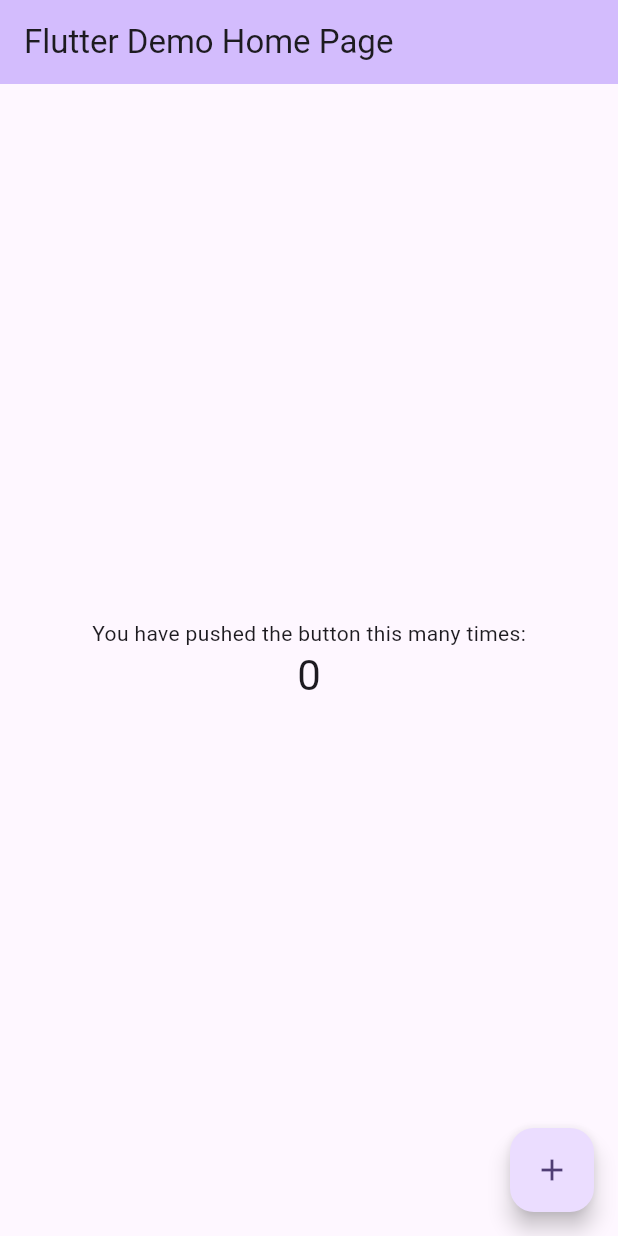
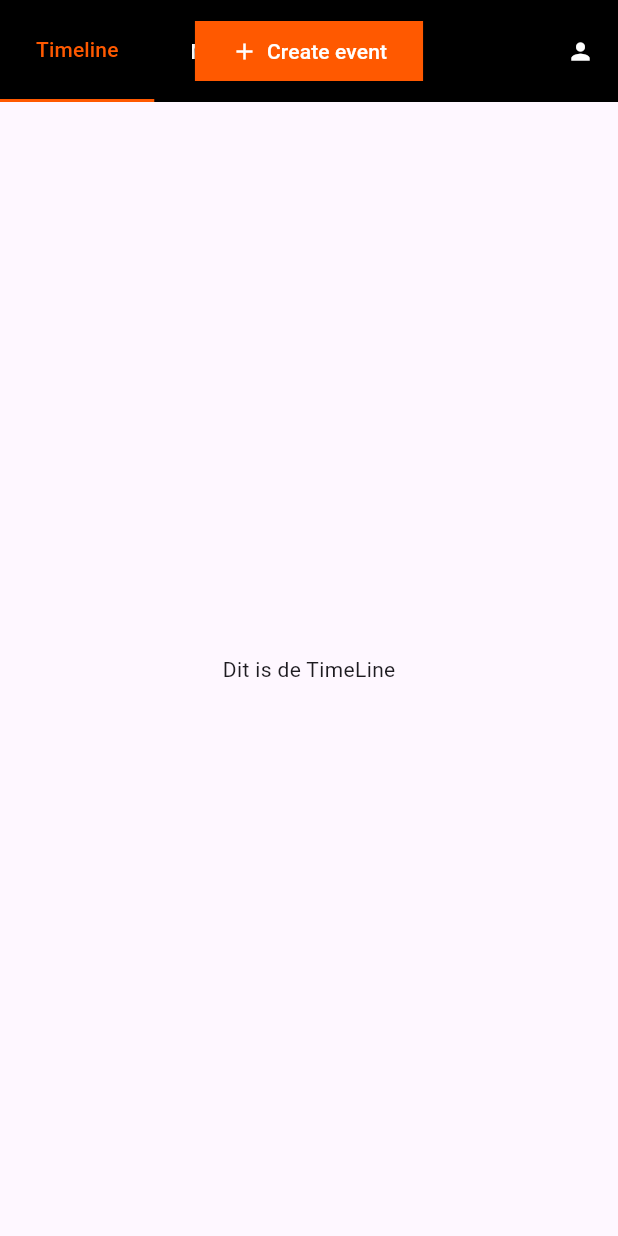
Before and after one commit to Kroonszq/software_for_nature, a Flutter app: the screen it shows after launch, on a phone screen of 412 x 824 dp. Run offline on Flutter 3.47's test engine with Material 3 defaults, Android fonts, the phone set to English and light mode, and no system bars; our stand-ins replace bloc, flutter_bloc.

Commit message:
Create navigation menu

```diff
--- /dev/null
+++ b/lib/app_routes.dart
@@ -0,0 +1,35 @@
+import 'package:flutter/material.dart';
+import 'package:software_for_nature/presentation/pages/map_page.dart';
+import 'package:software_for_nature/presentation/pages/timeline_page.dart';
+
+class AppRoutes {
+
+  static const String timeline = '/timeline';
+  static const String map = '/map';
+
+  static const Map<String, String> navRoutes = {
+    'Timeline': timeline,
+    'Map': map
+  };
+
+  static Route buildRoute(Widget page) {
+    return PageRouteBuilder(
+      pageBuilder: (_, __, ___) => page,
+      transitionDuration: Duration.zero,
+      reverseTransitionDuration: Duration.zero
+    );
+  }
+
+  static Route onGeneratedRoute(RouteSettings settings)
+  {
+    switch(settings.name) {
+      case timeline:
+        return buildRoute(const TimeLinePage());
+      case map:
+        return buildRoute(const MapPage());
+      default:
+        return buildRoute(const TimeLinePage());
+    }
+  }
+
+}
--- /dev/null
+++ b/lib/logic/bloc/navigation/bloc/navigation_bloc.dart
@@ -0,0 +1,13 @@
+import 'package:bloc/bloc.dart';
+import 'package:meta/meta.dart';
+
+part 'navigation_event.dart';
+part 'navigation_state.dart';
+
+class NavigationBloc extends Bloc<NavigationEvent, NavigationState> {
+  NavigationBloc() : super(NavigationInitial()) {
+    on<NavigateToRoute>((event, emit) {
+      emit(NavigationRouteChanged(event.route));
+    });
+  }
+}
--- /dev/null
+++ b/lib/logic/bloc/navigation/bloc/navigation_event.dart
@@ -0,0 +1,11 @@
+part of 'navigation_bloc.dart';
+
+@immutable
+sealed class NavigationEvent {}
+
+final class NavigateToRoute extends NavigationEvent {
+  final String route;
+
+  NavigateToRoute(this.route);
+
+}
--- /dev/null
+++ b/lib/logic/bloc/navigation/bloc/navigation_state.dart
@@ -0,0 +1,11 @@
+part of 'navigation_bloc.dart';
+
+@immutable
+sealed class NavigationState {}
+
+final class NavigationInitial extends NavigationState {}
+
+class NavigationRouteChanged extends NavigationState {
+  final String route;
+  NavigationRouteChanged(this.route);
+}
--- a/lib/main.dart
+++ b/lib/main.dart
@@ -1,121 +1,31 @@
+import 'package:bloc/bloc.dart';
 import 'package:flutter/material.dart';
+import 'package:flutter_bloc/flutter_bloc.dart';
+import 'package:software_for_nature/app_routes.dart';
+import 'package:software_for_nature/logic/bloc/navigation/bloc/navigation_bloc.dart';
+import 'package:software_for_nature/observer.dart';
+
 
 void main() {
+  Bloc.observer = const Observer();
+
   runApp(const MyApp());
 }
 
 class MyApp extends StatelessWidget {
   const MyApp({super.key});
 
-  // This widget is the root of your application.
   @override
   Widget build(BuildContext context) {
-    return MaterialApp(
-      title: 'Flutter Demo',
-      theme: ThemeData(
-        // This is the theme of your application.
-        //
-        // TRY THIS: Try running your application with "flutter run". You'll see
-        // the application has a purple toolbar. Then, without quitting the app,
-        // try changing the seedColor in the colorScheme below to Colors.green
-        // and then invoke "hot reload" (save your changes or press the "hot
-        // reload" button in a Flutter-supported IDE, or press "r" if you used
-        // the command line to start the app).
-        //
-        // Notice that the counter didn't reset back to zero; the application
-        // state is not lost during the reload. To reset the state, use hot
-        // restart instead.
-        //
-        // This works for code too, not just values: Most code changes can be
-        // tested with just a hot reload.
-        colorScheme: .fromSeed(seedColor: Colors.deepPurple),
-      ),
-      home: const MyHomePage(title: 'Flutter Demo Home Page'),
-    );
-  }
-}
-
-class MyHomePage extends StatefulWidget {
-  const MyHomePage({super.key, required this.title});
-
-  // This widget is the home page of your application. It is stateful, meaning
-  // that it has a State object (defined below) that contains fields that affect
-  // how it looks.
-
-  // This class is the configuration for the state. It holds the values (in this
-  // case the title) provided by the parent (in this case the App widget) and
-  // used by the build method of the State. Fields in a Widget subclass are
-  // always marked "final".
-
-  final String title;
-
-  @override
-  State<MyHomePage> createState() => _MyHomePageState();
-}
-
-class _MyHomePageState extends State<MyHomePage> {
-  int _counter = 0;
-
-  void _incrementCounter() {
-    setState(() {
-      // This call to setState tells the Flutter framework that something has
-      // changed in this State, which causes it to rerun the build method below
-      // so that the display can reflect the updated values. If we changed
-      // _counter without calling setState(), then the build method would not be
-      // called again, and so nothing would appear to happen.
-      _counter++;
-    });
-  }
-
-  @override
-  Widget build(BuildContext context) {
-    // This method is rerun every time setState is called, for instance as done
-    // by the _incrementCounter method above.
-    //
-    // The Flutter framework has been optimized to make rerunning build methods
-    // fast, so that you can just rebuild anything that needs updating rather
-    // than having to individually change instances of widgets.
-    return Scaffold(
-      appBar: AppBar(
-        // TRY THIS: Try changing the color here to a specific color (to
-        // Colors.amber, perhaps?) and trigger a hot reload to see the AppBar
-        // change color while the other colors stay the same.
-        backgroundColor: Theme.of(context).colorScheme.inversePrimary,
-        // Here we take the value from the MyHomePage object that was created by
-        // the App.build method, and use it to set our appbar title.
-        title: Text(widget.title),
-      ),
-      body: Center(
-        // Center is a layout widget. It takes a single child and positions it
-        // in the middle of the parent.
-        child: Column(
-          // Column is also a layout widget. It takes a list of children and
-          // arranges them vertically. By default, it sizes itself to fit its
-          // children horizontally, and tries to be as tall as its parent.
-          //
-          // Column has various properties to control how it sizes itself and
-          // how it positions its children. Here we use mainAxisAlignment to
-          // center the children vertically; the main axis here is the vertical
-          // axis because Columns are vertical (the cross axis would be
-          // horizontal).
-          //
-          // TRY THIS: Invoke "debug painting" (choose the "Toggle Debug Paint"
-          // action in the IDE, or press "p" in the console), to see the
-          // wireframe for each widget.
-          mainAxisAlignment: .center,
-          children: [
-            const Text('You have pushed the button this many times:'),
-            Text(
-              '$_counter',
-              style: Theme.of(context).textTheme.headlineMedium,
-            ),
-          ],
-        ),
-      ),
-      floatingActionButton: FloatingActionButton(
-        onPressed: _incrementCounter,
-        tooltip: 'Increment',
-        child: const Icon(Icons.add),
+    return MultiBlocProvider(
+      providers: [
+        BlocProvider(create: (_) => NavigationBloc())
+      ],
+      child: MaterialApp(
+        debugShowCheckedModeBanner: false,
+        title: 'Software for nature',
+        initialRoute: AppRoutes.timeline,
+        onGenerateRoute: AppRoutes.onGeneratedRoute
       ),
     );
   }
--- /dev/null
+++ b/lib/observer.dart
@@ -0,0 +1,13 @@
+
+import 'package:bloc/bloc.dart';
+
+class Observer extends BlocObserver{
+
+  const Observer();
+
+  @override
+  void onChange(BlocBase<dynamic> bloc, Change<dynamic> change) {
+    super.onChange(bloc, change);
+    print('${change.runtimeType} changed');
+  }
+}
--- /dev/null
+++ b/lib/presentation/pages/home_page.dart
@@ -0,0 +1,22 @@
+
+import 'package:flutter/material.dart';
+
+class HomePage extends StatefulWidget{
+
+  const HomePage({super.key});
+
+  State<HomePage> createState() => _HomePageState();
+
+}
+
+class _HomePageState extends State<HomePage>{
+
+  @override
+  Widget build(BuildContext context) {
+    return Scaffold(
+      body: Center(
+        child: Text('Dit is de homepage')
+      )
+    );
+  }
+}
--- /dev/null
+++ b/lib/presentation/pages/map_page.dart
@@ -0,0 +1,23 @@
+
+import 'package:flutter/material.dart';
+import 'package:software_for_nature/presentation/widgets/layout.dart';
+
+class MapPage extends StatefulWidget{
+
+  const MapPage({super.key});
+
+  State<MapPage> createState() => _MapPageState();
+
+}
+
+class _MapPageState extends State<MapPage>{
+
+  @override
+  Widget build(BuildContext context) {
+    return Layout(
+      child: Center(
+        child: Text('Dit is de MapPage')
+      )
+    );
+  }
+}
--- /dev/null
+++ b/lib/presentation/pages/timeline_page.dart
@@ -0,0 +1,23 @@
+
+import 'package:flutter/material.dart';
+import 'package:software_for_nature/presentation/widgets/layout.dart';
+
+class TimeLinePage extends StatefulWidget{
+
+  const TimeLinePage({super.key});
+
+  State<TimeLinePage> createState() => _TimeLineState();
+
+}
+
+class _TimeLineState extends State<TimeLinePage>{
+
+  @override
+  Widget build(BuildContext context) {
+    return Layout(
+      child: Center(
+        child: Text('Dit is de TimeLine')
+      )
+    );
+  }
+}
--- /dev/null
+++ b/lib/presentation/widgets/layout.dart
@@ -0,0 +1,19 @@
+import 'package:flutter/material.dart';
+import 'package:software_for_nature/presentation/widgets/navigation.dart';
+
+@immutable
+class Layout extends StatelessWidget {
+
+  final Widget child;
+  final String? title;
+
+  const Layout({super.key, required this.child, this.title});
+
+  @override
+  Widget build(BuildContext context) {
+    return Scaffold(
+      appBar: Navigation(),
+      body: child,
+    );
+  }
+}
--- /dev/null
+++ b/lib/presentation/widgets/navigation.dart
@@ -0,0 +1,62 @@
+import 'package:flutter/material.dart';
+import 'package:flutter_bloc/flutter_bloc.dart';
+import 'package:software_for_nature/app_routes.dart';
+import 'package:software_for_nature/logic/bloc/navigation/bloc/navigation_bloc.dart';
+import 'package:software_for_nature/presentation/widgets/navigation/create_event_button.dart';
+import 'package:software_for_nature/presentation/widgets/navigation/nav_button.dart';
+
+@immutable
+class Navigation extends StatelessWidget implements PreferredSizeWidget {
+  const Navigation({super.key});
+
+  final double _height = 68;
+
+  @override
+  Size get preferredSize => Size.fromHeight(_height);
+
+  @override
+  Widget build(BuildContext context) {
+    return BlocListener<NavigationBloc, NavigationState>(
+      listener: (context, state) {
+        if (state is NavigationRouteChanged) {
+          Navigator.pushReplacementNamed(context, state.route);
+        }
+      },
+      child: Container(
+        decoration: BoxDecoration(color: Colors.black),
+        child:
+          Stack(alignment: Alignment.center,
+            children: [
+              Row(
+                children: [
+                  Expanded(
+                    child: ListView(
+                      scrollDirection: Axis.horizontal,
+                      children: [
+                        for (final entry in AppRoutes.navRoutes.entries)
+                          BlocBuilder<NavigationBloc, NavigationState>(
+                            builder: (context, state) {
+                              final currentRoute = state is NavigationRouteChanged ? state.route : AppRoutes.timeline;
+                              final isActive = currentRoute == entry.value;
+                              return NavButton(label: entry.key, route: entry.value, isActive: isActive);
+                            },
+                          ),
+                      ],
+                    ),
+                  ),
+                  Container(
+                    padding: EdgeInsets.all(16),
+                    child: Icon(Icons.person, color: Colors.white, size: 18),
+
+                  )
+                ],
+              ),
+              CreateEventButton()
+            ],
+          )
+
+
+      ),
+    );
+  }
+}
--- /dev/null
+++ b/lib/presentation/widgets/navigation/create_event_button.dart
@@ -0,0 +1,27 @@
+import 'package:flutter/material.dart';
+
+class CreateEventButton extends StatelessWidget {
+
+  const CreateEventButton({super.key});
+
+  @override
+  Widget build(BuildContext context) {
+    return ElevatedButton(
+      onPressed: () {},
+      style: ButtonStyle(
+        backgroundColor: WidgetStateProperty.all(Color(0xFFFF5900)),
+        shape: WidgetStateProperty.all(
+          RoundedRectangleBorder(borderRadius: BorderRadius.zero),
+        ),
+      ),
+      child: Row(
+        mainAxisSize: MainAxisSize.min,
+        children: [
+          Icon(Icons.add, color: Colors.white, size: 18),
+          SizedBox(width: 6),
+          Text('Create event', style: TextStyle(color: Colors.white)),
+        ],
+      ),
+    );
+  }
+}
--- /dev/null
+++ b/lib/presentation/widgets/navigation/nav_button.dart
@@ -0,0 +1,49 @@
+import 'package:flutter/material.dart';
+import 'package:flutter_bloc/flutter_bloc.dart';
+import 'package:software_for_nature/logic/bloc/navigation/bloc/navigation_bloc.dart';
+
+class NavButton extends StatelessWidget {
+  final String label;
+  final String route;
+  final bool isActive;
+
+  const NavButton({super.key, required this.label, required this.route, required this.isActive});
+
+  @override
+  Widget build(BuildContext context) {
+    return Container(
+      decoration: BoxDecoration(
+        border: Border(
+          bottom: isActive
+            ? BorderSide(color:  Color(0xFFFF5900), width: 2)
+            : BorderSide.none,
+        ),
+      ),
+      child: ElevatedButton(
+        onPressed: () {
+          context.read<NavigationBloc>().add(
+            NavigateToRoute(route),
+          );
+        },
+        style: ButtonStyle(
+            shape: WidgetStateProperty.all(
+              RoundedRectangleBorder(borderRadius: BorderRadius.zero),
+            ),
+            backgroundColor: WidgetStateProperty.resolveWith<Color>((states) {
+              if (states.contains(WidgetState.hovered)) {
+                return Color(0xFFFF5900).withOpacity(0.1);
+              }
+              return Colors.black;
+            }),
+          elevation: WidgetStateProperty.all(0),
+        ),
+        child: Text(
+          label,
+          style: TextStyle(
+            color: isActive ? Color(0xFFFF5900) : Colors.white,
+          ),
+        ),
+      ),
+    );
+  }
+}
```
